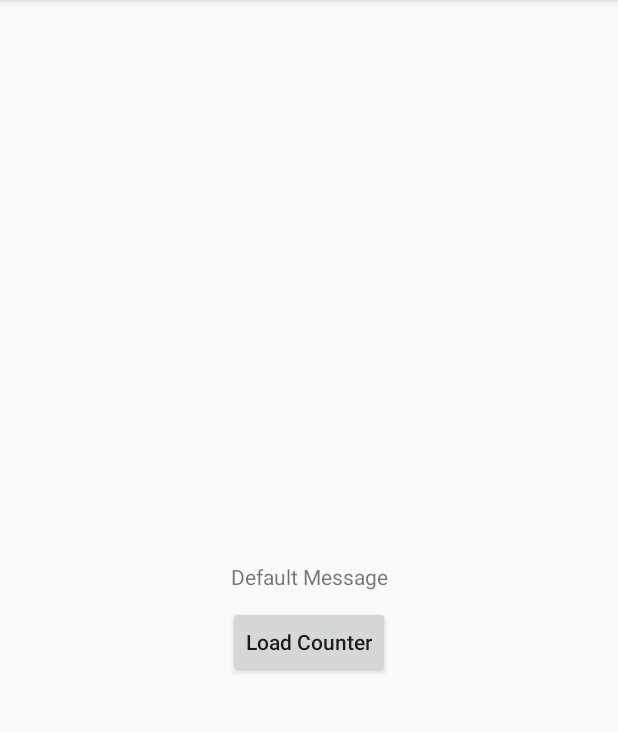
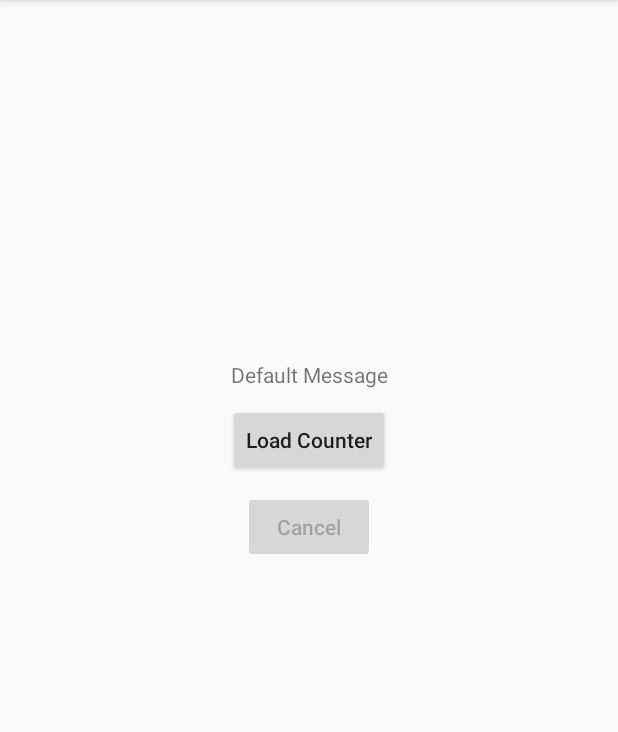
Before and after one commit to AboElEla48/firstcoroutineapp, an Android app: the screen it shows after launch (MainActivity), on a phone screen of 412 x 824 dp, the part 84-816 px from its top. Run offline under Robolectric (Android 15) with nearby library versions, the phone set to English and light mode, and no system bars.

Commit message:
Feature/try_cancel_coroutines - Add cancel button to cancel coroutine - Enable/disable cancel according to running coroutine

```diff
--- a/app/src/main/java/eg/foureg/firstcoroutineapp/ui/main/MainFragment.kt
+++ b/app/src/main/java/eg/foureg/firstcoroutineapp/ui/main/MainFragment.kt
@@ -40,9 +40,17 @@ class MainFragment : Fragment() {
             counter_btn.isEnabled = isEnabled
         })
 
+        viewModel.cancelBtnEnabled.observe(viewLifecycleOwner, Observer { isEnabled ->
+            cancel_btn.isEnabled = isEnabled
+        })
+
 
         counter_btn.setOnClickListener{
             viewModel.changeText()
+        }
+
+        cancel_btn.setOnClickListener{
+            viewModel.cancelLoading()
         }
 
 
--- a/app/src/main/java/eg/foureg/firstcoroutineapp/ui/main/MainViewModel.kt
+++ b/app/src/main/java/eg/foureg/firstcoroutineapp/ui/main/MainViewModel.kt
@@ -27,6 +27,7 @@ class MainViewModel : ViewModel() {
             // Prepare UI for loading
             progressVisibility.value = View.VISIBLE
             counterBtnEnabled.value = false
+            cancelBtnEnabled.value = true
 
             // Load Counter from async data provider (Backend simulation)
             txtMsg.value = String.format(context.getString(R.string.txt_counter_msg), counterModel.loadCounter())
@@ -43,7 +44,15 @@ class MainViewModel : ViewModel() {
             // Hide progresss bar when finishes loading
             progressVisibility.value = View.GONE
             counterBtnEnabled.value = true
+            cancelBtnEnabled.value = false
         }
+
+    }
+
+    /**
+     * Cancel loading coroutine
+     */
+    fun cancelLoading() {
 
     }
 
@@ -51,8 +60,11 @@ class MainViewModel : ViewModel() {
     val counterModel : CounterModel = CounterModel()
 
     val txtMsg : MutableLiveData<String> = MutableLiveData()
+
+    val counterBtnEnabled : MutableLiveData<Boolean> = MutableLiveData()
+    val cancelBtnEnabled : MutableLiveData<Boolean> = MutableLiveData()
     val progressVisibility : MutableLiveData<Int> = MutableLiveData()
-    val counterBtnEnabled : MutableLiveData<Boolean> = MutableLiveData()
+
 
     companion object {
         const val TAG : String = "MainViewModel"
--- a/app/src/main/res/layout/main_fragment.xml
+++ b/app/src/main/res/layout/main_fragment.xml
@@ -12,10 +12,10 @@
         android:layout_width="wrap_content"
         android:layout_height="wrap_content"
         android:text="@string/txt_default_msg"
-        app:layout_constraintBottom_toBottomOf="parent"
+        android:layout_marginTop="240dp"
+        app:layout_constraintTop_toTopOf="parent"
         app:layout_constraintEnd_toEndOf="parent"
-        app:layout_constraintStart_toStartOf="parent"
-        app:layout_constraintTop_toTopOf="parent" />
+        app:layout_constraintStart_toStartOf="parent" />
 
     <Button
         android:id="@+id/counter_btn"
@@ -28,14 +28,26 @@
         android:text="@string/txt_count_btn_caption"
         android:textAllCaps="false"/>
 
-    <ProgressBar
-        android:id="@+id/msg_loading_progress_bar"
+    <Button
+        android:id="@+id/cancel_btn"
         android:layout_width="wrap_content"
         android:layout_height="wrap_content"
         android:layout_marginTop="10dp"
         app:layout_constraintTop_toBottomOf="@id/counter_btn"
         app:layout_constraintStart_toStartOf="parent"
         app:layout_constraintEnd_toEndOf="parent"
+        android:text="@string/txt_cancel_btn_caption"
+        android:textAllCaps="false"
+        android:enabled="false"/>
+
+    <ProgressBar
+        android:id="@+id/msg_loading_progress_bar"
+        android:layout_width="wrap_content"
+        android:layout_height="wrap_content"
+        android:layout_marginTop="10dp"
+        app:layout_constraintTop_toBottomOf="@id/cancel_btn"
+        app:layout_constraintStart_toStartOf="parent"
+        app:layout_constraintEnd_toEndOf="parent"
         android:visibility="gone"/>
 
 </androidx.constraintlayout.widget.ConstraintLayout>
--- a/app/src/main/res/values/strings.xml
+++ b/app/src/main/res/values/strings.xml
@@ -5,4 +5,5 @@
     <string name="txt_counter_msg">Text Counter %d</string>
 
     <string name="txt_count_btn_caption">Load Counter</string>
+    <string name="txt_cancel_btn_caption">Cancel</string>
 </resources>
```
